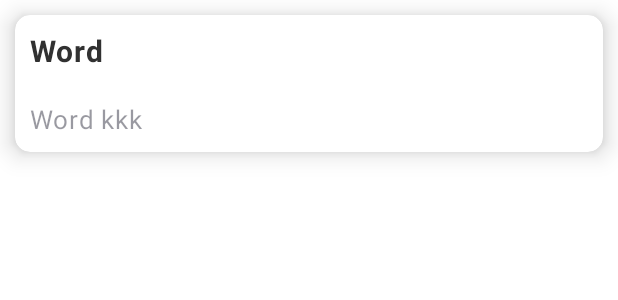
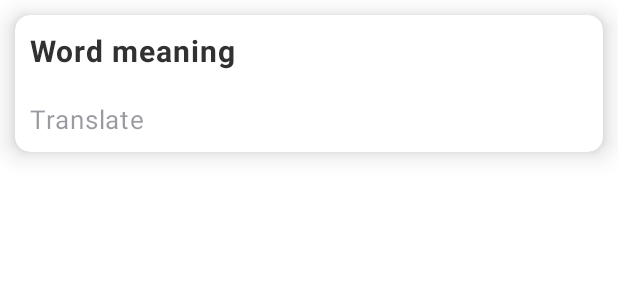
Before and after one commit to geraa1985/Phrasebook, an Android app: the layout rv_item_meanings.xml on its own in the app's theme, with its tools: preview values and no code run, on a phone screen of 412 x 824 dp. Shown: the top 300 px of the screen. Run offline under Robolectric (Android 15) with nearby library versions, the phone set to English and light mode, and no system bars.

Commit message:
Some fixes

```diff
--- a/app/build.gradle
+++ b/app/build.gradle
@@ -65,7 +65,6 @@ dependencies {
     implementation 'com.google.android.material:material:1.3.0'
     implementation 'androidx.constraintlayout:constraintlayout:2.0.4'
     implementation 'androidx.legacy:legacy-support-v4:1.0.0'
-    implementation 'com.jakewharton.retrofit:retrofit2-kotlin-coroutines-adapter:0.9.2'
 
     //Unit-tests
     testImplementation 'junit:junit:4.13.2'
@@ -118,5 +117,6 @@ dependencies {
     implementation 'org.jetbrains.kotlinx:kotlinx-coroutines-core:1.4.1'
     implementation 'org.jetbrains.kotlinx:kotlinx-coroutines-android:1.4.1'
     implementation 'org.jetbrains.kotlinx:kotlinx-coroutines-test:1.4.1'
+    implementation 'com.jakewharton.retrofit:retrofit2-kotlin-coroutines-adapter:0.9.2'
 
 }
--- a/app/src/main/res/layout/fragment_list.xml
+++ b/app/src/main/res/layout/fragment_list.xml
@@ -13,7 +13,8 @@
         app:layout_constraintBottom_toBottomOf="parent"
         app:layout_constraintEnd_toEndOf="parent"
         app:layout_constraintStart_toStartOf="parent"
-        app:layout_constraintTop_toTopOf="parent" />
+        app:layout_constraintTop_toTopOf="parent"
+        tools:listitem="@layout/rv_item_meanings"/>
 
     <com.google.android.material.floatingactionbutton.FloatingActionButton
         android:id="@+id/fab_search"
--- a/app/src/main/res/layout/rv_item_meanings.xml
+++ b/app/src/main/res/layout/rv_item_meanings.xml
@@ -20,14 +20,14 @@
             style="@style/HeaderTextStyle"
             android:layout_width="match_parent"
             android:layout_height="wrap_content"
-            tools:text="Word" />
+            tools:text="Word meaning" />
 
         <TextView
             android:id="@+id/text_translation"
             style="@style/BaseTextStyle"
             android:layout_width="match_parent"
             android:layout_height="wrap_content"
-            tools:text="Word kkk" />
+            tools:text="Translate" />
 
     </LinearLayout>
 
```
